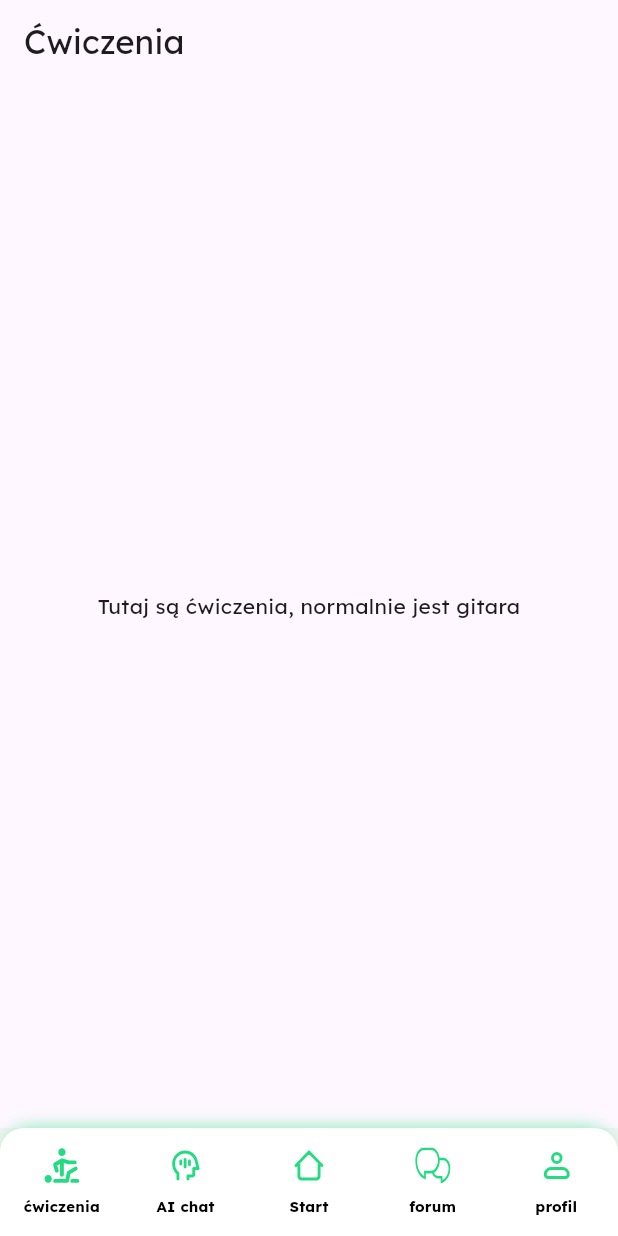
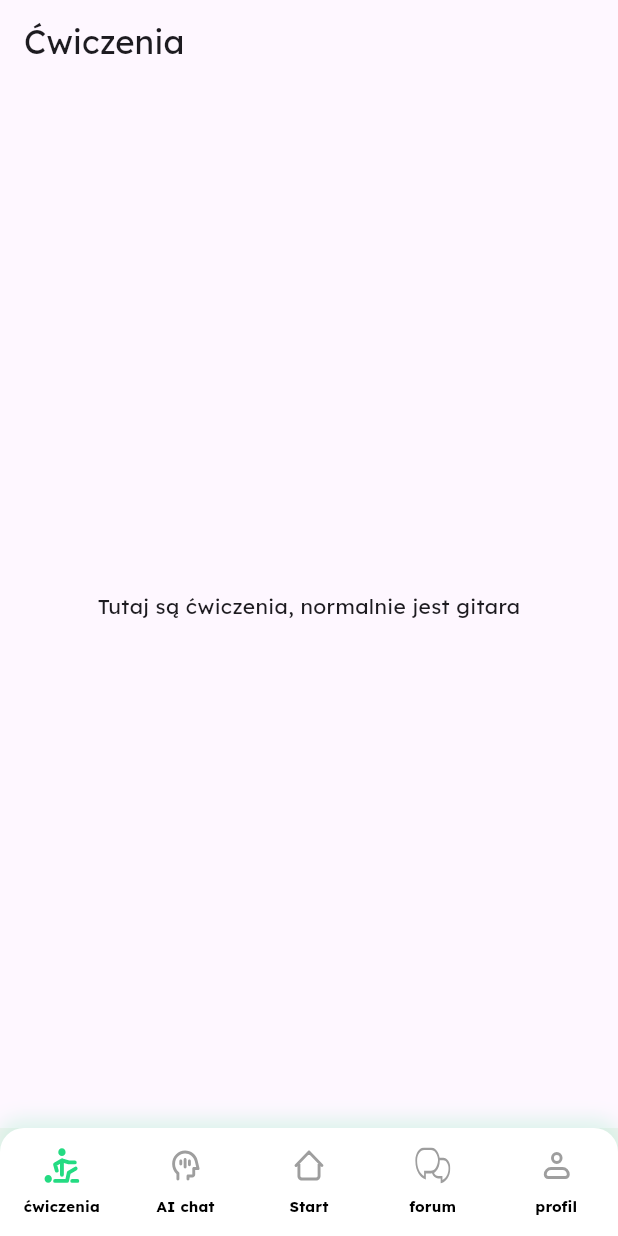
Before and after one commit to xSmilO/JakSieMasz, a Flutter app: the screen it shows after launch, item 2 of the bottom bar chosen, after a tap on "ćwiczenia", on a phone screen of 412 x 824 dp. Run offline on Flutter 3.47's test engine with Material 3 defaults, Android fonts, the phone set to English and light mode, and no system bars; our stand-ins replace flutter_svg, go_router.

Commit message:
navigation works

```diff
--- /dev/null
+++ b/lib/Data/navigation_service.dart
@@ -0,0 +1,7 @@
+class NavigationService {
+  int selectedPageIdx = 2;
+
+  void setPage(int idx) {
+    selectedPageIdx = idx;
+  }
+}
--- a/lib/UI/Home/rate_button_widget.dart
+++ b/lib/UI/Home/rate_button_widget.dart
@@ -21,7 +21,7 @@ class RateButtonWidget extends StatelessWidget {
                   width: 1,
                 ),
                 borderRadius: BorderRadius.all(
-                  Radius.circular(16),
+                  Radius.circular(8),
                 ),
               ),
             ),
@@ -39,6 +39,7 @@ class RateButtonWidget extends StatelessWidget {
               fontFamily: Styles.fontFamily,
               color: Styles.primaryColor500,
               fontSize: 16,
+              fontWeight: FontWeight.w300,
             ),
           ),
         ));
--- a/lib/UI/Home/rate_container_widget.dart
+++ b/lib/UI/Home/rate_container_widget.dart
@@ -15,6 +15,14 @@ class RateContainerWidget extends StatelessWidget {
       decoration: BoxDecoration(
         color: Colors.white,
         borderRadius: BorderRadius.all(Radius.circular(8)),
+        boxShadow: [
+          BoxShadow(
+            color: Color(0x667CB89B),
+            offset: Offset(0, 4),
+            blurRadius: 10,
+            spreadRadius: -2,
+          )
+        ],
       ),
       child: Padding(
         padding: const EdgeInsets.all(16),
@@ -28,7 +36,7 @@ class RateContainerWidget extends StatelessWidget {
                   "Jak",
                   style: TextStyle(
                     color: Styles.primaryColor500,
-                    fontSize: 16,
+                    fontSize: 18,
                     decoration: TextDecoration.none,
                     fontFamily: Styles.fontFamily,
                     fontWeight: FontWeight.normal,
@@ -38,7 +46,7 @@ class RateContainerWidget extends StatelessWidget {
                   "się",
                   style: TextStyle(
                     color: Colors.black,
-                    fontSize: 16,
+                    fontSize: 18,
                     decoration: TextDecoration.none,
                     fontFamily: Styles.fontFamily,
                     fontWeight: FontWeight.normal,
@@ -48,7 +56,7 @@ class RateContainerWidget extends StatelessWidget {
                   "masz?",
                   style: TextStyle(
                     color: Colors.black,
-                    fontSize: 16,
+                    fontSize: 18,
                     decoration: TextDecoration.none,
                     fontFamily: Styles.fontFamily,
                     fontWeight: FontWeight.normal,
--- a/lib/UI/Home/rate_slider_widget.dart
+++ b/lib/UI/Home/rate_slider_widget.dart
@@ -30,7 +30,7 @@ class _RateSliderWidgetState extends State<RateSliderWidget> {
   @override
   Widget build(BuildContext context) {
     return Column(
-      spacing: 8,
+      spacing: 2,
       children: [
         Container(
           key: Key("rate slider"),
--- a/lib/UI/Shared/layout_widget.dart
+++ b/lib/UI/Shared/layout_widget.dart
@@ -2,6 +2,7 @@ import 'package:flutter/material.dart';
 import 'package:go_router/go_router.dart';
 import 'package:jak_sie_masz/Styles/styles.dart';
 import 'package:jak_sie_masz/UI/Shared/widgets/navigation_widget.dart';
+import 'package:provider/provider.dart';
 
 class LayoutWidget extends StatelessWidget {
   const LayoutWidget({super.key, required this.navigationShell});
@@ -17,7 +18,9 @@ class LayoutWidget extends StatelessWidget {
           Expanded(
             child: navigationShell,
           ),
-          NavigationWidget(),
+          NavigationWidget(
+            viewModel: context.read(),
+          ),
         ],
       ),
     );
--- a/lib/UI/Shared/widgets/navigation_item.dart
+++ b/lib/UI/Shared/widgets/navigation_item.dart
@@ -1,18 +1,26 @@
 import 'package:flutter/material.dart';
 import 'package:flutter_svg/flutter_svg.dart';
 import 'package:go_router/go_router.dart';
+import 'package:jak_sie_masz/Data/navigation_service.dart';
 import 'package:jak_sie_masz/Styles/styles.dart';
 
 class NavigationItem extends StatefulWidget {
+  final int pageIdx;
   final String title;
   final String route;
   final String iconUrl;
-  const NavigationItem(
-      {super.key,
-      required this.title,
-      required this.route,
-      required this.iconUrl});
+  final Function(int idx) callback;
+  final NavigationService service;
 
+  const NavigationItem({
+    super.key,
+    required this.pageIdx,
+    required this.title,
+    required this.route,
+    required this.iconUrl,
+    required this.callback,
+    required this.service,
+  });
   @override
   State<NavigationItem> createState() => _NavigationItemState();
 }
@@ -25,6 +33,7 @@ class _NavigationItemState extends State<NavigationItem> {
       fit: FlexFit.tight,
       child: TextButton(
         onPressed: () {
+          widget.callback(widget.pageIdx);
           context.go(widget.route);
         },
         child: Column(
@@ -37,7 +46,9 @@ class _NavigationItemState extends State<NavigationItem> {
               width: 24,
               height: 24,
               fit: BoxFit.fill,
-              color: Styles.primaryColor500,
+              color: widget.service.selectedPageIdx == widget.pageIdx
+                  ? Styles.primaryColor500
+                  : Colors.grey,
             ),
             Text(
               widget.title,
--- a/lib/UI/Shared/widgets/navigation_widget.dart
+++ b/lib/UI/Shared/widgets/navigation_widget.dart
@@ -1,9 +1,13 @@
 import 'package:flutter/material.dart';
 import 'package:jak_sie_masz/UI/Shared/widgets/navigation_item.dart';
+import 'package:jak_sie_masz/UI/Shared/widgets/viewmodels/navigation_viewmodel.dart';
 import 'package:jak_sie_masz/routing/routes.dart';
+import 'package:provider/provider.dart';
 
 class NavigationWidget extends StatelessWidget {
-  const NavigationWidget({super.key});
+  const NavigationWidget({super.key, required this.viewModel});
+
+  final NavigationViewmodel viewModel;
 
   @override
   Widget build(BuildContext context) {
@@ -16,45 +20,64 @@ class NavigationWidget extends StatelessWidget {
         ),
         boxShadow: [
           BoxShadow(
-            color: Color(0xFF7CE9B4),
+            color: Color(0x407CE9B4),
             offset: Offset(0, -4),
-            blurRadius: 9,
-            spreadRadius: -4,
+            blurRadius: 10,
+            spreadRadius: 2,
           )
         ],
       ),
       height: 72,
-      child: const Flex(
+      child: Consumer<NavigationViewmodel>(
+        builder: (context, viewModel, child) {
+          return Flex(
             direction: Axis.horizontal,
             mainAxisAlignment: MainAxisAlignment.spaceBetween,
             crossAxisAlignment: CrossAxisAlignment.stretch,
             children: [
               NavigationItem(
+                pageIdx: 0,
+                callback: viewModel.setPageIdx,
+                service: context.read(),
                 title: "ćwiczenia",
                 route: Routes.excercises,
                 iconUrl: "assets/navigation_icons/excercise.svg",
               ),
               NavigationItem(
+                pageIdx: 1,
+                service: context.read(),
+                callback: viewModel.setPageIdx,
                 title: "AI chat",
                 route: Routes.aiChat,
                 iconUrl: "assets/navigation_icons/aichat.svg",
               ),
               NavigationItem(
+                pageIdx: 2,
+                service: context.read(),
+                callback: viewModel.setPageIdx,
                 title: "Start",
                 route: Routes.home,
                 iconUrl: "assets/navigation_icons/home.svg",
               ),
               NavigationItem(
+                pageIdx: 3,
+                service: context.read(),
+                callback: viewModel.setPageIdx,
                 title: "forum",
                 route: Routes.forum,
                 iconUrl: "assets/navigation_icons/forum.svg",
               ),
               NavigationItem(
+                pageIdx: 4,
+                service: context.read(),
+                callback: viewModel.setPageIdx,
                 title: "profil",
                 route: Routes.profile,
                 iconUrl: "assets/navigation_icons/profile.svg",
               ),
             ],
+          );
+        },
       ),
     );
   }
--- /dev/null
+++ b/lib/UI/Shared/widgets/viewmodels/navigation_viewmodel.dart
@@ -0,0 +1,17 @@
+import 'package:flutter/material.dart';
+import 'package:jak_sie_masz/Data/navigation_service.dart';
+
+class NavigationViewmodel extends ChangeNotifier {
+  NavigationViewmodel(NavigationService navigationService)
+      : _navigationService = navigationService;
+
+  int selectedPageIdx = 2;
+  NavigationService _navigationService;
+
+  void setPageIdx(int idx) {
+    _navigationService.setPage(idx);
+    selectedPageIdx = _navigationService.selectedPageIdx;
+    print("page idx ${idx}");
+    notifyListeners();
+  }
+}
--- a/lib/main.dart
+++ b/lib/main.dart
@@ -1,9 +1,11 @@
 import 'package:flutter/material.dart';
+import 'package:jak_sie_masz/Data/navigation_service.dart';
 import 'package:jak_sie_masz/Data/rate_slider_repository.dart';
 import 'package:jak_sie_masz/Data/user_repository.dart';
 import 'package:jak_sie_masz/Styles/styles.dart';
 import 'package:jak_sie_masz/UI/Home/viewmodels/rate_slider_viewmodel.dart';
 import 'package:jak_sie_masz/UI/Profile/viewmodels/profile_viewmodel.dart';
+import 'package:jak_sie_masz/UI/Shared/widgets/viewmodels/navigation_viewmodel.dart';
 import 'package:provider/provider.dart';
 
 import 'routing/router.dart';
@@ -17,6 +19,12 @@ void main() {
         ),
         Provider(
           create: (context) => UserRepository(),
+        ),
+        Provider(
+          create: (context) => NavigationService(),
+        ),
+        ChangeNotifierProvider(
+          create: (context) => NavigationViewmodel(context.read()),
         ),
         ChangeNotifierProvider(
           create: (context) => ProfileViewModel(context.read()),
```
Lines whose indentation alone changed are shown as unchanged.
